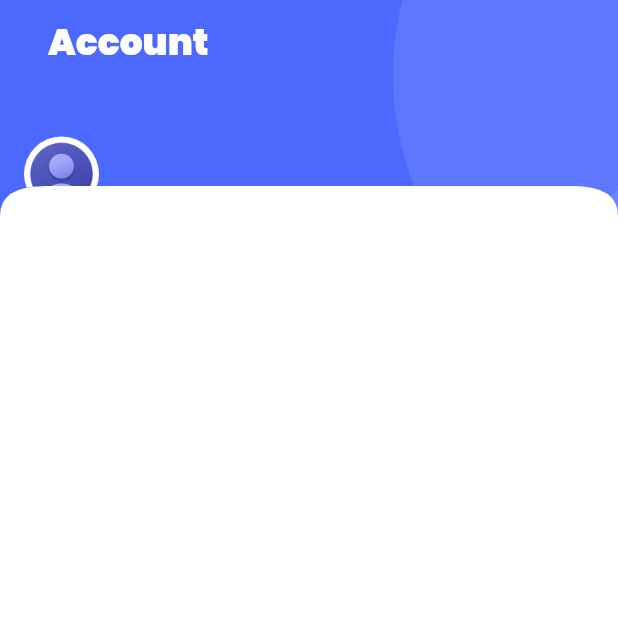
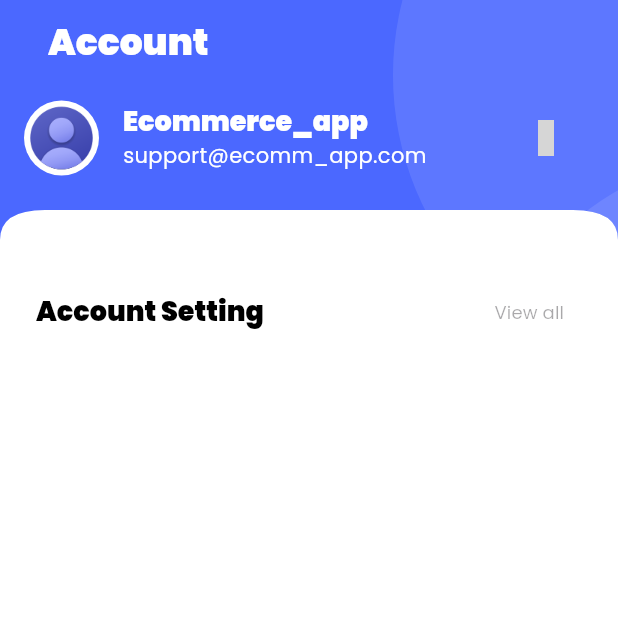
Before and after one commit to Sneha05-13/flutter-ecommerce-app, a Flutter app: the SettingsScreen screen opened directly, on a phone screen of 412 x 824 dp, the top half of it. Run offline on Flutter 3.47's test engine with Material 3 defaults, Android fonts, the phone set to English and light mode, and no system bars; our stand-ins replace carousel_slider, flutter_native_splash, get, get_storage, iconsax, logger and 2 more; accounts and stored records are empty; grey boxes are pictures that could not be loaded.

Commit message:
user profile added

```diff
--- /dev/null
+++ b/lib/common/widgets/list_tiles/user_profile_tile.dart
@@ -0,0 +1,21 @@
+import 'package:ecommerce_app/common/widgets/images/circular_image.dart';
+import 'package:ecommerce_app/utils/constants/colors.dart';
+import 'package:ecommerce_app/utils/constants/image_strings.dart';
+import 'package:flutter/material.dart';
+import 'package:iconsax/iconsax.dart';
+
+class RUserProfileTile extends StatelessWidget {
+  const RUserProfileTile ({
+    super.key,
+  });
+
+  @override
+  Widget build(BuildContext context) {
+    return ListTile(
+                      leading: RCircularImage(image: RImages.user, width: 50, height: 50, padding: 0),
+                        title: Text('Ecommerce_app', style: Theme.of(context).textTheme.headlineSmall!.apply(color: SColors.white)),
+                        subtitle: Text('support@ecomm_app.com', style: Theme.of(context).textTheme.bodyMedium!.apply(color: SColors.white)),
+                        trailing: IconButton(onPressed: (){}, icon: const Icon(Iconsax.edit, color: SColors.white)),
+                    );
+  }
+}
--- a/lib/features/personalization/screens/settings/settings.dart
+++ b/lib/features/personalization/screens/settings/settings.dart
@@ -1,8 +1,8 @@
 import 'package:ecommerce_app/common/widgets/appbar/appbar.dart';
 import 'package:ecommerce_app/common/widgets/custom_shapes/containers/primary_header_container.dart';
-import 'package:ecommerce_app/common/widgets/images/circular_image.dart';
+import 'package:ecommerce_app/common/widgets/list_tiles/user_profile_tile.dart';
+import 'package:ecommerce_app/common/widgets/texts/section_heading.dart';
 import 'package:ecommerce_app/utils/constants/colors.dart';
-import 'package:ecommerce_app/utils/constants/image_strings.dart';
 import 'package:ecommerce_app/utils/constants/sizes.dart';
 import 'package:flutter/material.dart';
 
@@ -22,17 +22,22 @@ class SettingsScreen extends StatelessWidget {
                 children: [
                   SAppBar(
                     title: Text('Account', style: Theme.of(context).textTheme.headlineMedium!.apply(color: SColors.white))),
-                    const SizedBox(height: RSizes.spaceBtwSections),
+
 
                     //--User Profile Card
-                    ListTile(
-                      leading: RCircularImage(
-                        image: RImages.user,
-                        width: 50,
-                        height: 50,
-                        padding: 0,
-                        ),
-                    ),
+                    const RUserProfileTile(),
+                    const SizedBox(height: RSizes.spaceBtwSections),
+                ],
+              ),
+            ),
+
+            //---Body
+            const Padding(
+              padding: EdgeInsets.all(RSizes.defaultSpace),
+              child: Column(
+                children: [
+                  RSectionHeading(title: 'Account Setting'),
+                  SizedBox(height: RSizes.spaceBtwItems,),
                 ],
               ),
             ),
```
